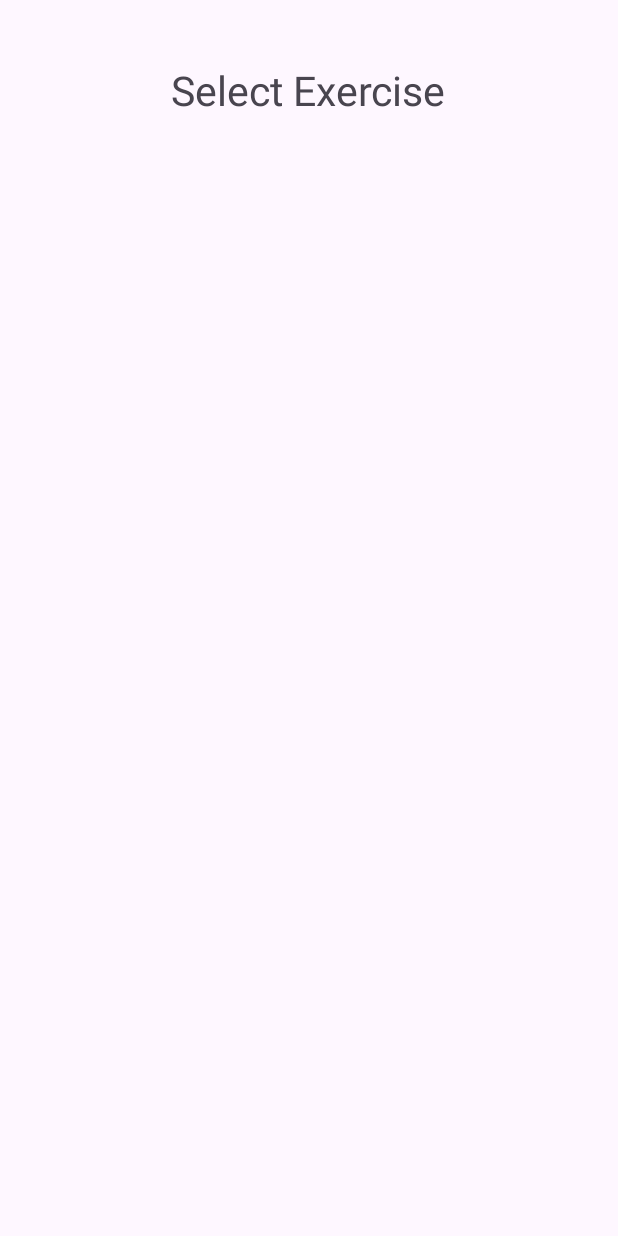
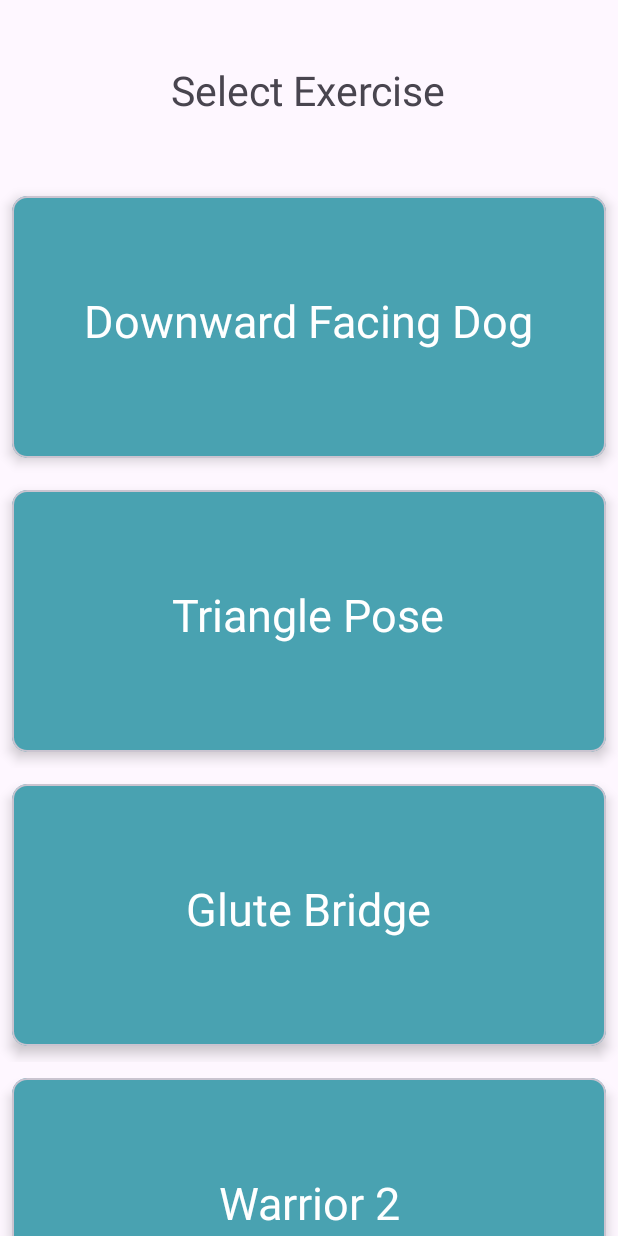
Before and after one commit to PickPro/exercisesImplement, an Android app: the SubTypeActivity screen opened directly, with no data from a screen before it, after a tap on "Over Weight", on a phone screen of 412 x 824 dp. Run offline under Robolectric (Android 15) with nearby library versions, the phone set to English and light mode, and no system bars; our stand-ins replace sdp/ssp sizes; libraries missing offline, so code that uses them is left out: androidx.camera.core.

Commit message:
all exercises

```diff
--- a/app/src/main/java/com/ooplab/exercises_fitfuel/ExerciseActivity.kt
+++ b/app/src/main/java/com/ooplab/exercises_fitfuel/ExerciseActivity.kt
@@ -514,7 +514,7 @@ class ExerciseActivity : AppCompatActivity() {
             } else {
                 if (Pose == "Plank position") {
                     Pose = "Not Plank Pose"
-                    soundManager.playPlankSound()
+                    soundManager.playNotPlankSound()
                 }
                 pauseTimer()
             }
--- a/app/src/main/java/com/ooplab/exercises_fitfuel/ExerciseListActivity.kt
+++ b/app/src/main/java/com/ooplab/exercises_fitfuel/ExerciseListActivity.kt
@@ -41,17 +41,17 @@ class ExerciseListActivity : AppCompatActivity() {
             ExerciseModel("Situps", "Strength"),
 
             // Yoga Exercises – Categorized Based on Weight Type
-            ExerciseModel("Cobra Pose", "Underweight"),
-            ExerciseModel("Relieving Pose", "Underweight"),
-            ExerciseModel("Tree Pose", "Underweight"),
-            ExerciseModel("Sun Salutation", "Underweight"),
-            ExerciseModel("Chair Pose", "Underweight"),
+            ExerciseModel("Cobra Pose", "Under Weight"),
+            ExerciseModel("Relieving Pose", "Under Weight"),
+            ExerciseModel("Tree Pose", "Under Weight"),
+            ExerciseModel("Sun Salutation", "Under Weight"),
+            ExerciseModel("Chair Pose", "Under Weight"),
 
-            ExerciseModel("Downward Facing Dog", "Overweight"),
-            ExerciseModel("Triangle Pose", "Overweight"),
-            ExerciseModel("Glute Bridge", "Overweight"), // Moved from Strength
-            ExerciseModel("Warrior 2", "Overweight"),
-            ExerciseModel("Child Pose", "Overweight"),
+            ExerciseModel("Downward Facing Dog", "Over Weight"),
+            ExerciseModel("Triangle Pose", "Over Weight"),
+            ExerciseModel("Glute Bridge", "Over Weight"), // Moved from Strength
+            ExerciseModel("Warrior 2", "Over Weight"),
+            ExerciseModel("Child Pose", "Over Weight"),
 
             ExerciseModel("Mountain Pose", "Normal"),
             ExerciseModel("Easy Pose", "Normal"),
--- a/app/src/main/java/com/ooplab/exercises_fitfuel/SubTypeActivity.kt
+++ b/app/src/main/java/com/ooplab/exercises_fitfuel/SubTypeActivity.kt
@@ -21,7 +21,7 @@ class SubTypeActivity : AppCompatActivity() {
         Toast.makeText(this, "Yoga", Toast.LENGTH_SHORT).show()
 
         var allCategories = listOf(
-            "Under weight",
+            "Under Weight",
             "Normal",
             "Over Weight",
         )
```
